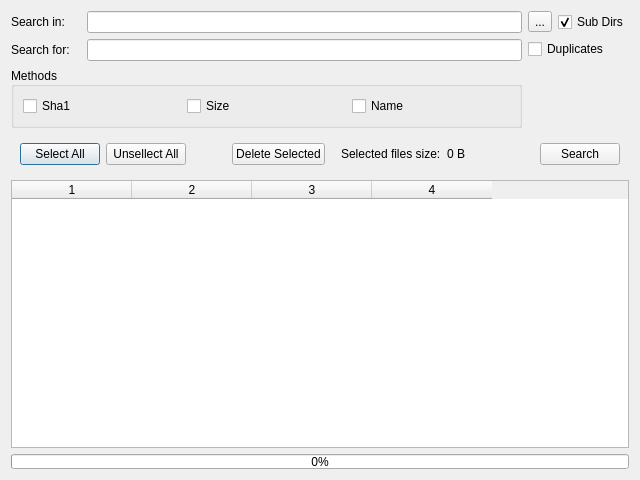
The window that UnitTests/MeTeM_File_Manager/finderdialog.ui (metem/MeTeM-File-Manager) describes before a commit, drawn with Qt 5.
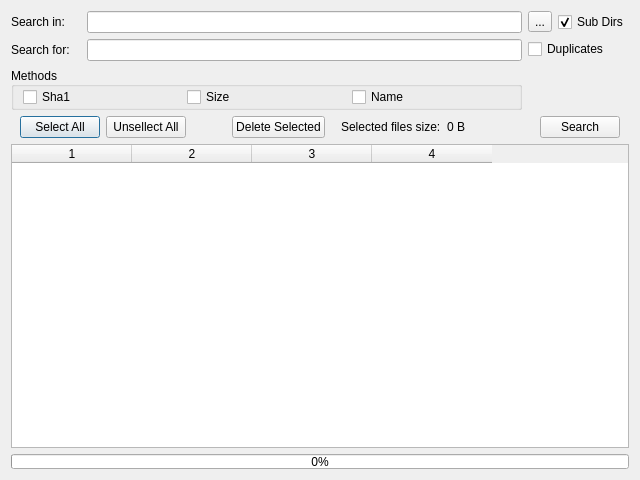
The same window after the commit.

```diff
--- a/UnitTests/MeTeM_File_Manager/finderdialog.ui
+++ b/UnitTests/MeTeM_File_Manager/finderdialog.ui
@@ -121,6 +121,12 @@
           <set>Qt::AlignLeading|Qt::AlignLeft|Qt::AlignVCenter</set>
          </property>
          <layout class="QHBoxLayout" name="horizontalLayout_2">
+          <property name="topMargin">
+           <number>0</number>
+          </property>
+          <property name="bottomMargin">
+           <number>0</number>
+          </property>
           <item>
            <widget class="QCheckBox" name="cbSha1">
             <property name="text">
@@ -162,6 +168,12 @@
    <item>
     <widget class="QWidget" name="widget" native="true">
      <layout class="QHBoxLayout" name="horizontalLayout">
+      <property name="topMargin">
+       <number>0</number>
+      </property>
+      <property name="bottomMargin">
+       <number>0</number>
+      </property>
       <item>
        <widget class="QPushButton" name="pbSelectAll">
         <property name="text">
```
